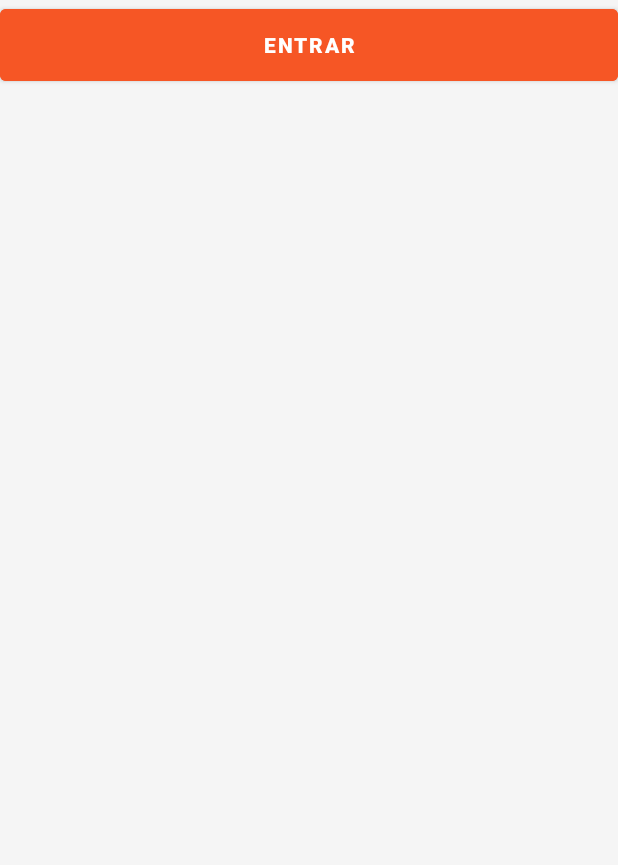
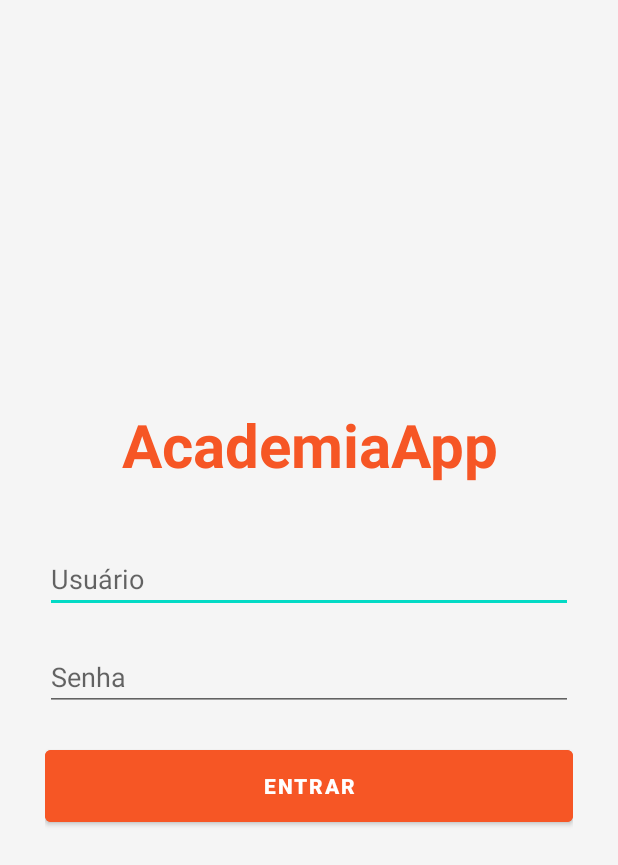
Before and after one commit to arthurjf/AcademiaApp, an Android app: the screen it shows after launch (MainActivity), on a phone screen of 412 x 824 dp. Shown: the top 865 px of the screen. Run offline under Robolectric (Android 15) with nearby library versions, the phone set to English and light mode, and no system bars.

Commit message:
Layout da tela de login

```diff
--- a/app/src/main/AndroidManifest.xml
+++ b/app/src/main/AndroidManifest.xml
@@ -12,7 +12,7 @@
         android:theme="@style/Theme.AcademiaApp"
         tools:targetApi="31">
         <activity
-            android:name=".MainActivity"
+            android:name=".view.MainActivity"
             android:exported="true">
             <intent-filter>
                 <action android:name="android.intent.action.MAIN" />
--- a/app/src/main/java/br/com/arthurjf/cursoandroid/academiaapp/MainActivity.kt
+++ /dev/null
@@ -1,11 +0,0 @@
-package br.com.arthurjf.cursoandroid.academiaapp
-
-import androidx.appcompat.app.AppCompatActivity
-import android.os.Bundle
-
-class MainActivity : AppCompatActivity() {
-    override fun onCreate(savedInstanceState: Bundle?) {
-        super.onCreate(savedInstanceState)
-        setContentView(R.layout.activity_main)
-    }
-}
--- /dev/null
+++ b/app/src/main/java/br/com/arthurjf/cursoandroid/academiaapp/view/MainActivity.kt
@@ -0,0 +1,28 @@
+package br.com.arthurjf.cursoandroid.academiaapp.view
+
+import androidx.appcompat.app.AppCompatActivity
+import android.os.Bundle
+import android.widget.Button
+import android.widget.EditText
+import android.widget.Toast
+import br.com.arthurjf.cursoandroid.academiaapp.R
+
+class MainActivity : AppCompatActivity() {
+    override fun onCreate(savedInstanceState: Bundle?) {
+        super.onCreate(savedInstanceState)
+        setContentView(R.layout.activity_main)
+
+        val buttonLogin = findViewById<Button>(R.id.buttonLogin)
+        val editTextUsername = findViewById<EditText>(R.id.editTextUsername)
+        val editTextPassword = findViewById<EditText>(R.id.editTextPassword)
+
+
+        buttonLogin.setOnClickListener{
+            if(editTextUsername.text.toString().equals("admin") && editTextPassword.text.toString().equals("admin")){
+                Toast.makeText(this, "Logado com sucesso!", Toast.LENGTH_SHORT).show()
+            }else{
+                Toast.makeText(this, "Usuário ou senha incorreta!", Toast.LENGTH_SHORT).show()
+            }
+        }
+    }
+}
--- a/app/src/main/res/layout/activity_main.xml
+++ b/app/src/main/res/layout/activity_main.xml
@@ -1,16 +1,58 @@
 <?xml version="1.0" encoding="utf-8"?>
-<RelativeLayout xmlns:android="http://schemas.android.com/apk/res/android"
+<androidx.appcompat.widget.LinearLayoutCompat xmlns:android="http://schemas.android.com/apk/res/android"
+    xmlns:app="http://schemas.android.com/apk/res-auto"
     xmlns:tools="http://schemas.android.com/tools"
     style="@style/Background"
     android:layout_width="match_parent"
     android:layout_height="match_parent"
-    tools:context=".MainActivity">
+    android:orientation="vertical"
+    tools:context=".view.MainActivity">
 
-    <Button
-        android:id="@+id/button3"
-        style="@style/Button"
-        android:text="@string/login_button_login"
-        tools:layout_editor_absoluteX="16dp"
-        tools:layout_editor_absoluteY="16dp" />
+    <androidx.appcompat.widget.LinearLayoutCompat
+        style="@style/Background"
+        android:layout_width="match_parent"
+        android:layout_height="match_parent"
+        android:layout_margin="30dp"
+        android:gravity="center"
+        android:orientation="vertical">
 
-</RelativeLayout>
+        <TextView
+            android:id="@+id/textViewTitle"
+            android:layout_width="match_parent"
+            android:layout_height="wrap_content"
+            android:gravity="center_horizontal"
+            android:text="@string/app_name"
+            android:textColor="@color/button_background_color"
+            android:textSize="40sp"
+            android:textStyle="bold"
+            android:layout_marginBottom="40dp"/>
+
+        <EditText
+            android:id="@+id/editTextUsername"
+            style="@style/EditText"
+            android:layout_width="match_parent"
+            android:layout_height="wrap_content"
+            android:layout_marginBottom="20dp"
+            android:ems="10"
+            android:hint="@string/login_editText_username_hint"
+            android:inputType="textPersonName" />
+
+        <EditText
+            android:id="@+id/editTextPassword"
+            style="@style/EditText"
+            android:layout_width="match_parent"
+            android:layout_height="wrap_content"
+            android:layout_marginBottom="20dp"
+            android:ems="10"
+            android:hint="@string/login_editText_password_hint"
+            android:inputType="textPassword" />
+
+        <Button
+            android:id="@+id/buttonLogin"
+            style="@style/Button"
+            android:text="@string/login_button_login"
+            tools:layout_editor_absoluteX="16dp"
+            tools:layout_editor_absoluteY="16dp" />
+    </androidx.appcompat.widget.LinearLayoutCompat>
+
+</androidx.appcompat.widget.LinearLayoutCompat>
--- a/app/src/main/res/values-night/themes.xml
+++ b/app/src/main/res/values-night/themes.xml
@@ -10,7 +10,7 @@
         <item name="colorSecondaryVariant">@color/teal_200</item>
         <item name="colorOnSecondary">@color/black</item>
         <!-- Status bar color. -->
-        <item name="android:statusBarColor">?attr/colorPrimaryVariant</item>
+        <item name="android:statusBarColor">@color/dark_grey</item>
         <!-- Customize your theme here. -->
     </style>
 
--- a/app/src/main/res/values/strings.xml
+++ b/app/src/main/res/values/strings.xml
@@ -1,4 +1,6 @@
 <resources>
     <string name="app_name">AcademiaApp</string>
     <string name="login_button_login">Entrar</string>
+    <string name="login_editText_username_hint">Usuário</string>
+    <string name="login_editText_password_hint">Senha</string>
 </resources>
--- a/app/src/main/res/values/themes.xml
+++ b/app/src/main/res/values/themes.xml
@@ -10,7 +10,7 @@
         <item name="colorSecondaryVariant">@color/teal_700</item>
         <item name="colorOnSecondary">@color/black</item>
         <!-- Status bar color. -->
-        <item name="android:statusBarColor">?attr/colorPrimaryVariant</item>
+        <item name="android:statusBarColor">@color/grey</item>
         <!-- Customize your theme here. -->
 
         <item name="android:windowLightStatusBar">true</item>
@@ -27,4 +27,8 @@
         <item name="android:textStyle">bold</item>
         <item name="android:backgroundTint">@color/orange</item>
     </style>
+
+    <style name="EditText">
+        <item name="android:layout_height">60dp</item>
+    </style>
 </resources>
```
